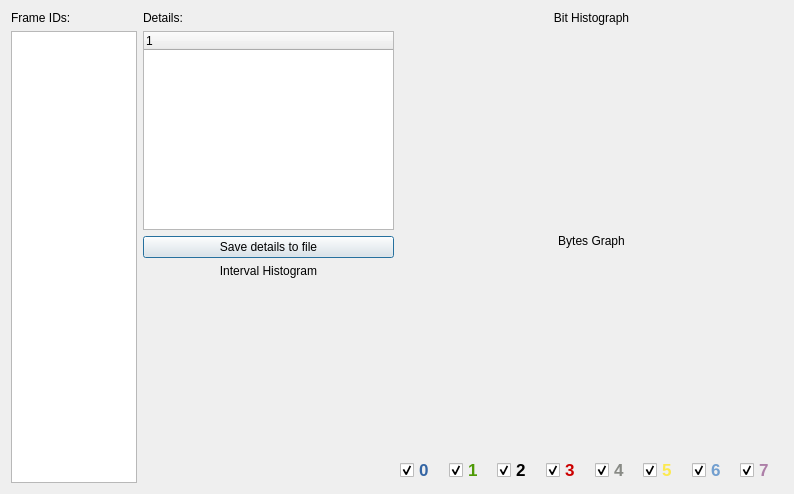
collin80/SavvyCAN, file ui/frameinfowindow.ui: the form before one commit.
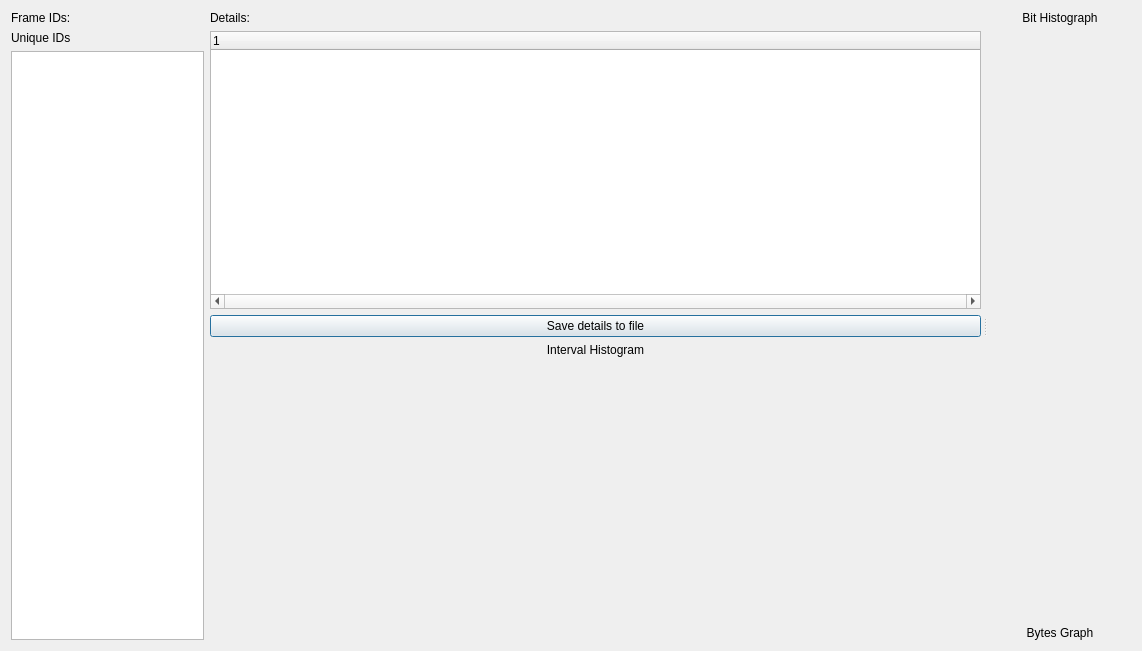
The form after the commit. Custom widgets are drawn as their Qt base class.

Commit message: Reworked the Info Window to use separate graphs for each byte and also allow dynamic drag based resizing of the two sides of the window

```diff
--- a/ui/frameinfowindow.ui
+++ b/ui/frameinfowindow.ui
@@ -6,18 +6,26 @@
    <rect>
     <x>0</x>
     <y>0</y>
-    <width>794</width>
-    <height>494</height>
+    <width>1142</width>
+    <height>651</height>
    </rect>
   </property>
   <property name="windowTitle">
    <string>Detailed Frame Information</string>
   </property>
-  <layout class="QHBoxLayout" name="horizontalLayout_2" stretch="1,1">
+  <layout class="QHBoxLayout" name="horizontalLayout_2">
    <item>
+    <widget class="QSplitter" name="splitter">
+     <property name="orientation">
+      <enum>Qt::Horizontal</enum>
+     </property>
+     <property name="handleWidth">
+      <number>8</number>
+     </property>
+     <widget class="QWidget" name="">
     <layout class="QVBoxLayout" name="verticalLayout_2">
      <item>
-      <layout class="QHBoxLayout" name="horizontalLayout" stretch="1,2">
+        <layout class="QHBoxLayout" name="horizontalLayout" stretch="1,4">
        <item>
         <layout class="QVBoxLayout" name="verticalLayout_3">
          <item>
@@ -27,6 +35,13 @@
            </property>
           </widget>
          </item>
+           <item>
+            <widget class="QLabel" name="lblUniqueID">
+             <property name="text">
+              <string>Unique IDs</string>
+             </property>
+            </widget>
+           </item>
          <item>
           <widget class="QListWidget" name="listFrameID">
            <property name="sizePolicy">
@@ -37,7 +52,7 @@
            </property>
            <property name="minimumSize">
             <size>
-             <width>120</width>
+               <width>80</width>
              <height>0</height>
             </size>
            </property>
@@ -56,6 +71,9 @@
          </item>
          <item>
           <widget class="QTreeWidget" name="treeDetails">
+             <property name="horizontalScrollBarPolicy">
+              <enum>Qt::ScrollBarAlwaysOn</enum>
+             </property>
            <column>
             <property name="text">
              <string notr="true">1</string>
@@ -101,9 +119,9 @@
       </layout>
      </item>
     </layout>
-   </item>
-   <item>
-    <layout class="QVBoxLayout" name="verticalLayout_4" stretch="0,1,0,1,0">
+     </widget>
+     <widget class="QWidget" name="">
+      <layout class="QVBoxLayout" name="verticalLayout_4" stretch="0,1,0,2">
      <item>
       <widget class="QLabel" name="label">
        <property name="text">
@@ -128,445 +146,11 @@
       </widget>
      </item>
      <item>
-      <widget class="QCustomPlot" name="graphBytes" native="true"/>
-     </item>
-     <item>
-      <layout class="QHBoxLayout" name="horizontalLayout_3">
-       <item>
-        <widget class="QCheckBox" name="check_0">
-         <property name="palette">
-          <palette>
-           <active>
-            <colorrole role="WindowText">
-             <brush brushstyle="SolidPattern">
-              <color alpha="255">
-               <red>52</red>
-               <green>101</green>
-               <blue>164</blue>
-              </color>
-             </brush>
-            </colorrole>
-           </active>
-           <inactive>
-            <colorrole role="WindowText">
-             <brush brushstyle="SolidPattern">
-              <color alpha="255">
-               <red>52</red>
-               <green>101</green>
-               <blue>164</blue>
-              </color>
-             </brush>
-            </colorrole>
-           </inactive>
-           <disabled>
-            <colorrole role="WindowText">
-             <brush brushstyle="SolidPattern">
-              <color alpha="255">
-               <red>120</red>
-               <green>120</green>
-               <blue>120</blue>
-              </color>
-             </brush>
-            </colorrole>
-           </disabled>
-          </palette>
-         </property>
-         <property name="font">
-          <font>
-           <pointsize>13</pointsize>
-           <weight>75</weight>
-           <bold>true</bold>
-          </font>
-         </property>
-         <property name="text">
-          <string>0</string>
-         </property>
-         <property name="checked">
-          <bool>true</bool>
-         </property>
-        </widget>
-       </item>
-       <item>
-        <widget class="QCheckBox" name="check_1">
-         <property name="palette">
-          <palette>
-           <active>
-            <colorrole role="WindowText">
-             <brush brushstyle="SolidPattern">
-              <color alpha="255">
-               <red>78</red>
-               <green>154</green>
-               <blue>6</blue>
-              </color>
-             </brush>
-            </colorrole>
-           </active>
-           <inactive>
-            <colorrole role="WindowText">
-             <brush brushstyle="SolidPattern">
-              <color alpha="255">
-               <red>78</red>
-               <green>154</green>
-               <blue>6</blue>
-              </color>
-             </brush>
-            </colorrole>
-           </inactive>
-           <disabled>
-            <colorrole role="WindowText">
-             <brush brushstyle="SolidPattern">
-              <color alpha="255">
-               <red>120</red>
-               <green>120</green>
-               <blue>120</blue>
-              </color>
-             </brush>
-            </colorrole>
-           </disabled>
-          </palette>
-         </property>
-         <property name="font">
-          <font>
-           <pointsize>13</pointsize>
-           <weight>75</weight>
-           <bold>true</bold>
-          </font>
-         </property>
-         <property name="text">
-          <string>1</string>
-         </property>
-         <property name="checked">
-          <bool>true</bool>
-         </property>
-        </widget>
-       </item>
-       <item>
-        <widget class="QCheckBox" name="check_2">
-         <property name="palette">
-          <palette>
-           <active>
-            <colorrole role="WindowText">
-             <brush brushstyle="SolidPattern">
-              <color alpha="255">
-               <red>0</red>
-               <green>0</green>
-               <blue>0</blue>
-              </color>
-             </brush>
-            </colorrole>
-           </active>
-           <inactive>
-            <colorrole role="WindowText">
-             <brush brushstyle="SolidPattern">
-              <color alpha="255">
-               <red>0</red>
-               <green>0</green>
-               <blue>0</blue>
-              </color>
-             </brush>
-            </colorrole>
-           </inactive>
-           <disabled>
-            <colorrole role="WindowText">
-             <brush brushstyle="SolidPattern">
-              <color alpha="255">
-               <red>120</red>
-               <green>120</green>
-               <blue>120</blue>
-              </color>
-             </brush>
-            </colorrole>
-           </disabled>
-          </palette>
-         </property>
-         <property name="font">
-          <font>
-           <pointsize>13</pointsize>
-           <weight>75</weight>
-           <bold>true</bold>
-          </font>
-         </property>
-         <property name="text">
-          <string>2</string>
-         </property>
-         <property name="checked">
-          <bool>true</bool>
-         </property>
-        </widget>
-       </item>
-       <item>
-        <widget class="QCheckBox" name="check_3">
-         <property name="palette">
-          <palette>
-           <active>
-            <colorrole role="WindowText">
-             <brush brushstyle="SolidPattern">
-              <color alpha="255">
-               <red>204</red>
-               <green>0</green>
-               <blue>0</blue>
-              </color>
-             </brush>
-            </colorrole>
-           </active>
-           <inactive>
-            <colorrole role="WindowText">
-             <brush brushstyle="SolidPattern">
-              <color alpha="255">
-               <red>204</red>
-               <green>0</green>
-               <blue>0</blue>
-              </color>
-             </brush>
-            </colorrole>
-           </inactive>
-           <disabled>
-            <colorrole role="WindowText">
-             <brush brushstyle="SolidPattern">
-              <color alpha="255">
-               <red>120</red>
-               <green>120</green>
-               <blue>120</blue>
-              </color>
-             </brush>
-            </colorrole>
-           </disabled>
-          </palette>
-         </property>
-         <property name="font">
-          <font>
-           <pointsize>13</pointsize>
-           <weight>75</weight>
-           <bold>true</bold>
-          </font>
-         </property>
-         <property name="text">
-          <string>3</string>
-         </property>
-         <property name="checked">
-          <bool>true</bool>
-         </property>
-        </widget>
-       </item>
-       <item>
-        <widget class="QCheckBox" name="check_4">
-         <property name="palette">
-          <palette>
-           <active>
-            <colorrole role="WindowText">
-             <brush brushstyle="SolidPattern">
-              <color alpha="255">
-               <red>136</red>
-               <green>138</green>
-               <blue>133</blue>
-              </color>
-             </brush>
-            </colorrole>
-           </active>
-           <inactive>
-            <colorrole role="WindowText">
-             <brush brushstyle="SolidPattern">
-              <color alpha="255">
-               <red>136</red>
-               <green>138</green>
-               <blue>133</blue>
-              </color>
-             </brush>
-            </colorrole>
-           </inactive>
-           <disabled>
-            <colorrole role="WindowText">
-             <brush brushstyle="SolidPattern">
-              <color alpha="255">
-               <red>120</red>
-               <green>120</green>
-               <blue>120</blue>
-              </color>
-             </brush>
-            </colorrole>
-           </disabled>
-          </palette>
-         </property>
-         <property name="font">
-          <font>
-           <pointsize>13</pointsize>
-           <weight>75</weight>
-           <bold>true</bold>
-          </font>
-         </property>
-         <property name="text">
-          <string>4</string>
-         </property>
-         <property name="checked">
-          <bool>true</bool>
-         </property>
-        </widget>
-       </item>
-       <item>
-        <widget class="QCheckBox" name="check_5">
-         <property name="palette">
-          <palette>
-           <active>
-            <colorrole role="WindowText">
-             <brush brushstyle="SolidPattern">
-              <color alpha="255">
-               <red>252</red>
-               <green>233</green>
-               <blue>79</blue>
-              </color>
-             </brush>
-            </colorrole>
-           </active>
-           <inactive>
-            <colorrole role="WindowText">
-             <brush brushstyle="SolidPattern">
-              <color alpha="255">
-               <red>252</red>
-               <green>233</green>
-               <blue>79</blue>
-              </color>
-             </brush>
-            </colorrole>
-           </inactive>
-           <disabled>
-            <colorrole role="WindowText">
-             <brush brushstyle="SolidPattern">
-              <color alpha="255">
-               <red>120</red>
-               <green>120</green>
-               <blue>120</blue>
-              </color>
-             </brush>
-            </colorrole>
-           </disabled>
-          </palette>
-         </property>
-         <property name="font">
-          <font>
-           <pointsize>13</pointsize>
-           <weight>75</weight>
-           <bold>true</bold>
-          </font>
-         </property>
-         <property name="text">
-          <string>5</string>
-         </property>
-         <property name="checked">
-          <bool>true</bool>
-         </property>
-        </widget>
-       </item>
-       <item>
-        <widget class="QCheckBox" name="check_6">
-         <property name="palette">
-          <palette>
-           <active>
-            <colorrole role="WindowText">
-             <brush brushstyle="SolidPattern">
-              <color alpha="255">
-               <red>114</red>
-               <green>159</green>
-               <blue>207</blue>
-              </color>
-             </brush>
-            </colorrole>
-           </active>
-           <inactive>
-            <colorrole role="WindowText">
-             <brush brushstyle="SolidPattern">
-              <color alpha="255">
-               <red>114</red>
-               <green>159</green>
-               <blue>207</blue>
-              </color>
-             </brush>
-            </colorrole>
-           </inactive>
-           <disabled>
-            <colorrole role="WindowText">
-             <brush brushstyle="SolidPattern">
-              <color alpha="255">
-               <red>120</red>
-               <green>120</green>
-               <blue>120</blue>
-              </color>
-             </brush>
-            </colorrole>
-           </disabled>
-          </palette>
-         </property>
-         <property name="font">
-          <font>
-           <pointsize>13</pointsize>
-           <weight>75</weight>
-           <bold>true</bold>
-          </font>
-         </property>
-         <property name="text">
-          <string>6</string>
-         </property>
-         <property name="checked">
-          <bool>true</bool>
-         </property>
-        </widget>
-       </item>
-       <item>
-        <widget class="QCheckBox" name="check_7">
-         <property name="palette">
-          <palette>
-           <active>
-            <colorrole role="WindowText">
-             <brush brushstyle="SolidPattern">
-              <color alpha="255">
-               <red>173</red>
-               <green>127</green>
-               <blue>168</blue>
-              </color>
-             </brush>
-            </colorrole>
-           </active>
-           <inactive>
-            <colorrole role="WindowText">
-             <brush brushstyle="SolidPattern">
-              <color alpha="255">
-               <red>173</red>
-               <green>127</green>
-               <blue>168</blue>
-              </color>
-             </brush>
-            </colorrole>
-           </inactive>
-           <disabled>
-            <colorrole role="WindowText">
-             <brush brushstyle="SolidPattern">
-              <color alpha="255">
-               <red>120</red>
-               <green>120</green>
-               <blue>120</blue>
-              </color>
-             </brush>
-            </colorrole>
-           </disabled>
-          </palette>
-         </property>
-         <property name="font">
-          <font>
-           <pointsize>13</pointsize>
-           <weight>75</weight>
-           <bold>true</bold>
-          </font>
-         </property>
-         <property name="text">
-          <string>7</string>
-         </property>
-         <property name="checked">
-          <bool>true</bool>
-         </property>
-        </widget>
-       </item>
-      </layout>
-     </item>
-    </layout>
+        <layout class="QGridLayout" name="gridLayout" rowstretch="0"/>
+       </item>
+      </layout>
+     </widget>
+    </widget>
    </item>
   </layout>
  </widget>
```
Lines whose indentation alone changed are shown as unchanged. The commit also changes 2 other files.
